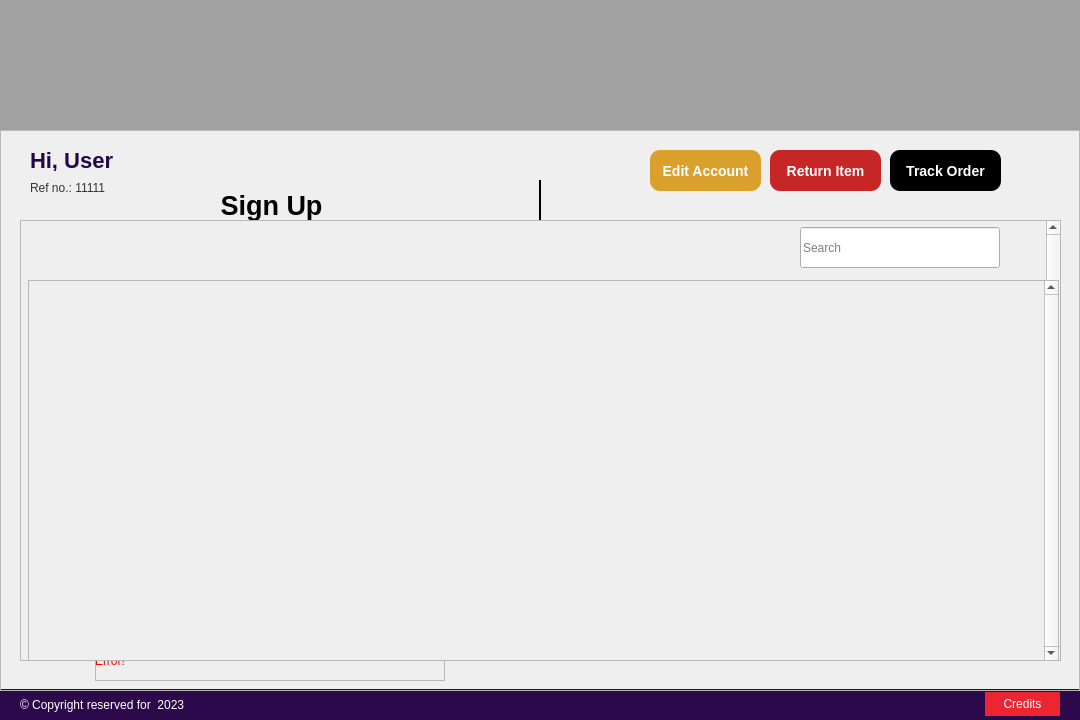
The window that Import and export company management system/Importandexportcompanymanagementsystem.ui (youssef-saaed/Import-and-export-company-management-system) describes before a commit, drawn with Qt 5.
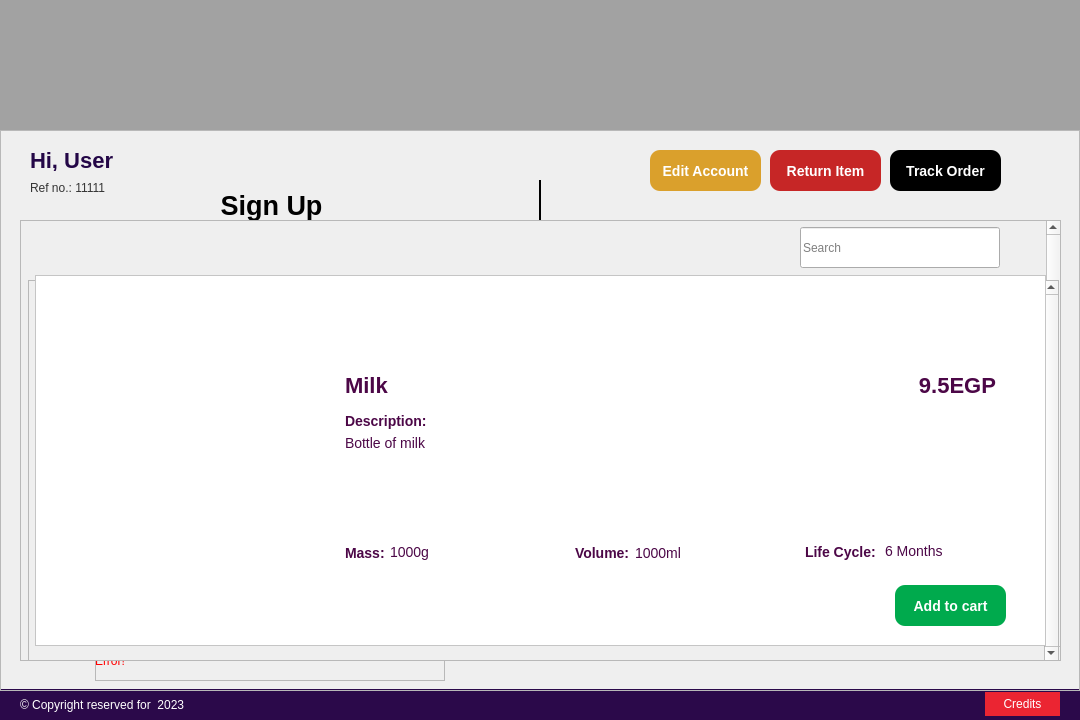
The same window after the commit. Icons and pictures are not drawn.

What changed in the file:
```diff
--- a/Import and export company management system/Importandexportcompanymanagementsystem.ui
+++ b/Import and export company management system/Importandexportcompanymanagementsystem.ui
@@ -917,6 +917,358 @@
       </property>
      </widget>
     </widget>
+    <widget class="QFrame" name="productView">
+     <property name="geometry">
+      <rect>
+       <x>20</x>
+       <y>90</y>
+       <width>1041</width>
+       <height>441</height>
+      </rect>
+     </property>
+     <property name="styleSheet">
+      <string notr="true"/>
+     </property>
+     <property name="frameShape">
+      <enum>QFrame::NoFrame</enum>
+     </property>
+     <property name="frameShadow">
+      <enum>QFrame::Raised</enum>
+     </property>
+     <widget class="QPushButton" name="toCategoryBtn">
+      <property name="geometry">
+       <rect>
+        <x>10</x>
+        <y>10</y>
+        <width>41</width>
+        <height>41</height>
+       </rect>
+      </property>
+      <property name="cursor">
+       <cursorShape>PointingHandCursor</cursorShape>
+      </property>
+      <property name="styleSheet">
+       <string notr="true">#toCategoryBtn{
+background:none;
+border:none;
+}</string>
+      </property>
+      <property name="text">
+       <string/>
+      </property>
+      <property name="icon">
+       <iconset>
+        <normaloff>media/back arrow.png</normaloff>media/back arrow.png</iconset>
+      </property>
+      <property name="iconSize">
+       <size>
+        <width>24</width>
+        <height>24</height>
+       </size>
+      </property>
+     </widget>
+     <widget class="QFrame" name="productFrame">
+      <property name="geometry">
+       <rect>
+        <x>15</x>
+        <y>55</y>
+        <width>1011</width>
+        <height>371</height>
+       </rect>
+      </property>
+      <property name="styleSheet">
+       <string notr="true">#productFrame{
+background-color:#fff;
+}</string>
+      </property>
+      <property name="frameShape">
+       <enum>QFrame::StyledPanel</enum>
+      </property>
+      <property name="frameShadow">
+       <enum>QFrame::Raised</enum>
+      </property>
+      <widget class="QLabel" name="productViewPic">
+       <property name="geometry">
+        <rect>
+         <x>20</x>
+         <y>80</y>
+         <width>200</width>
+         <height>200</height>
+        </rect>
+       </property>
+       <property name="text">
+        <string/>
+       </property>
+       <property name="pixmap">
+        <pixmap>media/Products img/milk.png</pixmap>
+       </property>
+       <property name="scaledContents">
+        <bool>true</bool>
+       </property>
+      </widget>
+      <widget class="QLabel" name="productViewName">
+       <property name="geometry">
+        <rect>
+         <x>310</x>
+         <y>95</y>
+         <width>311</width>
+         <height>31</height>
+        </rect>
+       </property>
+       <property name="styleSheet">
+        <string notr="true">#productViewName{
+color:#4c0747;
+font-weight:700;
+font-size: 22px;
+}</string>
+       </property>
+       <property name="text">
+        <string>Milk</string>
+       </property>
+      </widget>
+      <widget class="QLabel" name="productViewDescriptionH">
+       <property name="geometry">
+        <rect>
+         <x>310</x>
+         <y>130</y>
+         <width>661</width>
+         <height>31</height>
+        </rect>
+       </property>
+       <property name="styleSheet">
+        <string notr="true">#productViewDescriptionH{
+color:#4c0747;
+font-weight:700;
+font-size: 14px;
+}</string>
+       </property>
+       <property name="text">
+        <string>Description:</string>
+       </property>
+      </widget>
+      <widget class="QLabel" name="productViewDescriptionT">
+       <property name="geometry">
+        <rect>
+         <x>310</x>
+         <y>160</y>
+         <width>661</width>
+         <height>91</height>
+        </rect>
+       </property>
+       <property name="styleSheet">
+        <string notr="true">#productViewDescriptionT{
+color:#4c0747;
+font-weight:400;
+font-size: 14px;
+}</string>
+       </property>
+       <property name="locale">
+        <locale language="English" country="UnitedStates"/>
+       </property>
+       <property name="text">
+        <string>Bottle of milk</string>
+       </property>
+       <property name="alignment">
+        <set>Qt::AlignLeading|Qt::AlignLeft|Qt::AlignTop</set>
+       </property>
+      </widget>
+      <widget class="QLabel" name="productViewMassH">
+       <property name="geometry">
+        <rect>
+         <x>310</x>
+         <y>262</y>
+         <width>41</width>
+         <height>31</height>
+        </rect>
+       </property>
+       <property name="styleSheet">
+        <string notr="true">#productViewMassH{
+color:#4c0747;
+font-weight:700;
+font-size: 14px;
+}</string>
+       </property>
+       <property name="text">
+        <string>Mass:</string>
+       </property>
+      </widget>
+      <widget class="QLabel" name="productViewMassT">
+       <property name="geometry">
+        <rect>
+         <x>355</x>
+         <y>269</y>
+         <width>181</width>
+         <height>20</height>
+        </rect>
+       </property>
+       <property name="styleSheet">
+        <string notr="true">#productViewMassT{
+color:#4c0747;
+font-weight:400;
+font-size: 14px;
+}</string>
+       </property>
+       <property name="locale">
+        <locale language="English" country="UnitedStates"/>
+       </property>
+       <property name="text">
+        <string>1000g</string>
+       </property>
+       <property name="alignment">
+        <set>Qt::AlignLeading|Qt::AlignLeft|Qt::AlignTop</set>
+       </property>
+      </widget>
+      <widget class="QLabel" name="productViewVolumeT">
+       <property name="geometry">
+        <rect>
+         <x>600</x>
+         <y>270</y>
+         <width>181</width>
+         <height>20</height>
+        </rect>
+       </property>
+       <property name="styleSheet">
+        <string notr="true">#productViewVolumeT{
+color:#4c0747;
+font-weight:400;
+font-size: 14px;
+}</string>
+       </property>
+       <property name="locale">
+        <locale language="English" country="UnitedStates"/>
+       </property>
+       <property name="text">
+        <string>1000ml</string>
+       </property>
+       <property name="alignment">
+        <set>Qt::AlignLeading|Qt::AlignLeft|Qt::AlignTop</set>
+       </property>
+      </widget>
+      <widget class="QLabel" name="productViewVolumeH">
+       <property name="geometry">
+        <rect>
+         <x>540</x>
+         <y>262</y>
+         <width>61</width>
+         <height>31</height>
+        </rect>
+       </property>
+       <property name="styleSheet">
+        <string notr="true">#productViewVolumeH{
+color:#4c0747;
+font-weight:700;
+font-size: 14px;
+}</string>
+       </property>
+       <property name="text">
+        <string>Volume:</string>
+       </property>
+      </widget>
+      <widget class="QLabel" name="productViewLCT">
+       <property name="geometry">
+        <rect>
+         <x>850</x>
+         <y>268</y>
+         <width>141</width>
+         <height>20</height>
+        </rect>
+       </property>
+       <property name="styleSheet">
+        <string notr="true">#productViewLCT{
+color:#4c0747;
+font-weight:400;
+font-size: 14px;
+}</string>
+       </property>
+       <property name="locale">
+        <locale language="English" country="UnitedStates"/>
+       </property>
+       <property name="text">
+        <string>6 Months</string>
+       </property>
+       <property name="scaledContents">
+        <bool>true</bool>
+       </property>
+       <property name="alignment">
+        <set>Qt::AlignLeading|Qt::AlignLeft|Qt::AlignTop</set>
+       </property>
+      </widget>
+      <widget class="QLabel" name="productViewLCH">
+       <property name="geometry">
+        <rect>
+         <x>770</x>
+         <y>261</y>
+         <width>71</width>
+         <height>31</height>
+        </rect>
+       </property>
+       <property name="styleSheet">
+        <string notr="true">#productViewLCH{
+color:#4c0747;
+font-weight:700;
+font-size: 14px;
+}</string>
+       </property>
+       <property name="text">
+        <string>Life Cycle:</string>
+       </property>
+      </widget>
+      <widget class="QPushButton" name="addToCartBtn">
+       <property name="geometry">
+        <rect>
+         <x>860</x>
+         <y>310</y>
+         <width>111</width>
+         <height>41</height>
+        </rect>
+       </property>
+       <property name="cursor">
+        <cursorShape>PointingHandCursor</cursorShape>
+       </property>
+       <property name="styleSheet">
+        <string notr="true">#addToCartBtn{
+background-color:rgb(0, 170, 77);
+border:none;
+border-radius: 10%;
+color:#fff;
+font-size:14px;
+font-weight:600;
+}
+#addToCartBtn::hover{
+background-color:#fff;
+border: 1px solid rgb(0, 170, 77);
+color:rgb(0, 170, 77);
+}</string>
+       </property>
+       <property name="text">
+        <string>Add to cart</string>
+       </property>
+      </widget>
+      <widget class="QLabel" name="productViewPrice">
+       <property name="geometry">
+        <rect>
+         <x>650</x>
+         <y>95</y>
+         <width>311</width>
+         <height>31</height>
+        </rect>
+       </property>
+       <property name="layoutDirection">
+        <enum>Qt::LeftToRight</enum>
+       </property>
+       <property name="styleSheet">
+        <string notr="true">#productViewPrice{
+color:#4c0747;
+font-weight:700;
+font-size: 22px;
+}</string>
+       </property>
+       <property name="text">
+        <string>&lt;html&gt;&lt;head/&gt;&lt;body&gt;&lt;p align=&quot;right&quot;&gt;9.5EGP&lt;/p&gt;&lt;/body&gt;&lt;/html&gt;</string>
+       </property>
+      </widget>
+     </widget>
+    </widget>
    </widget>
   </widget>
  </widget>
```
